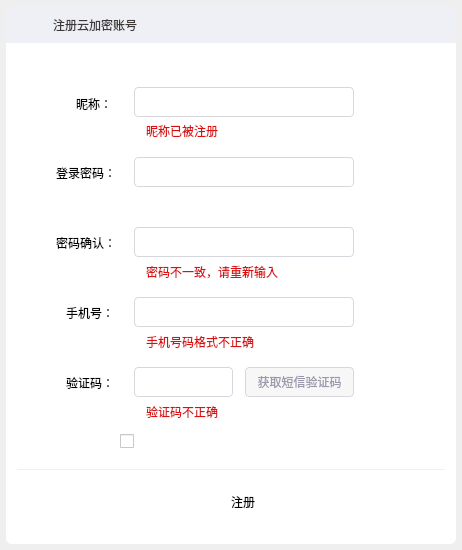
First picture: the form in registerdialog.ui, repository HustGw/CLLLLLLLSAFFFFFEWINN, before the edit.
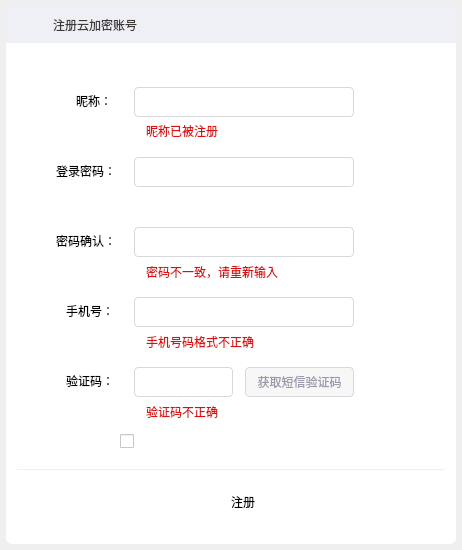
Second picture: the form after the edit. Icons and pictures are not drawn.

Diff of the .ui file:
```diff
--- a/registerdialog.ui
+++ b/registerdialog.ui
@@ -43,9 +43,9 @@
     <property name="geometry">
      <rect>
       <x>70</x>
-      <y>53</y>
+      <y>47</y>
       <width>39</width>
-      <height>15</height>
+      <height>21</height>
      </rect>
     </property>
     <property name="text">
@@ -73,9 +73,9 @@
     <property name="geometry">
      <rect>
       <x>50</x>
-      <y>122</y>
+      <y>117</y>
       <width>66</width>
-      <height>15</height>
+      <height>21</height>
      </rect>
     </property>
     <property name="text">
@@ -103,9 +103,9 @@
     <property name="geometry">
      <rect>
       <x>50</x>
-      <y>192</y>
+      <y>187</y>
       <width>66</width>
-      <height>15</height>
+      <height>21</height>
      </rect>
     </property>
     <property name="text">
@@ -136,9 +136,9 @@
     <property name="geometry">
      <rect>
       <x>60</x>
-      <y>262</y>
+      <y>257</y>
       <width>54</width>
-      <height>15</height>
+      <height>21</height>
      </rect>
     </property>
     <property name="text">
@@ -166,9 +166,9 @@
     <property name="geometry">
      <rect>
       <x>60</x>
-      <y>332</y>
+      <y>327</y>
       <width>60</width>
-      <height>15</height>
+      <height>21</height>
      </rect>
     </property>
     <property name="text">
@@ -360,7 +360,7 @@
       <x>142</x>
       <y>393</y>
       <width>193</width>
-      <height>14</height>
+      <height>16</height>
      </rect>
     </property>
     <property name="text">
```
